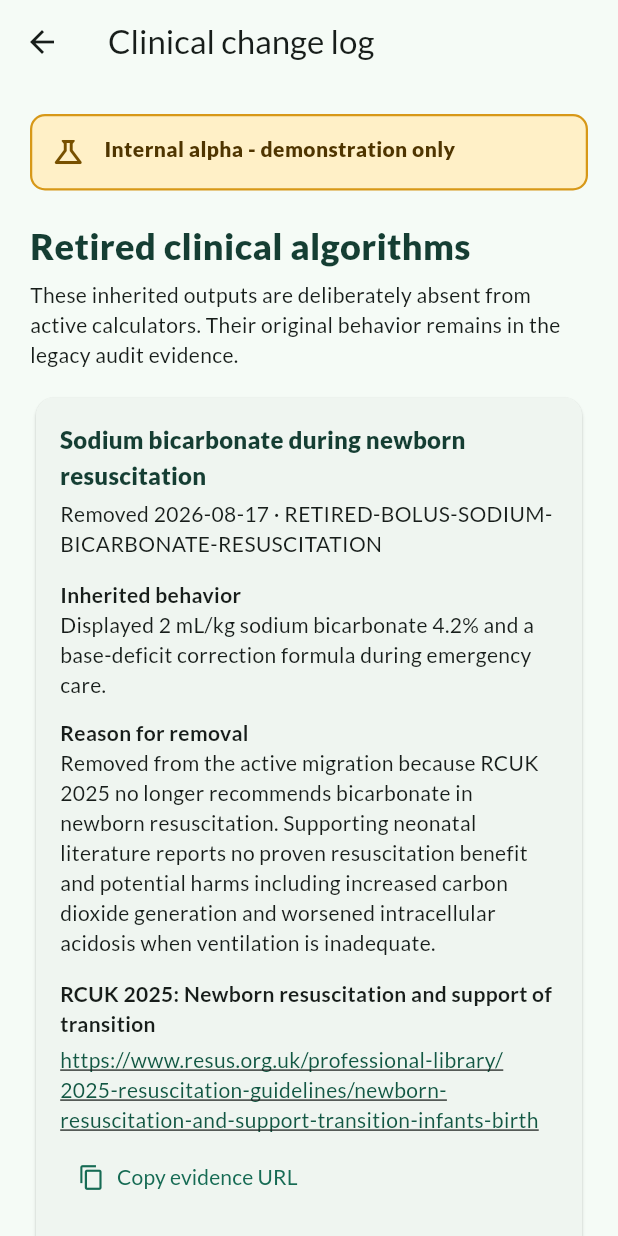
After one commit to rcpch/neomate, a Flutter app: the ClinicalChangeLogScreen screen opened directly, on a phone screen of 412 x 824 dp. The commit adds this screen. Run offline on Flutter 3.47's test engine with Material 3 defaults, Android fonts, the phone set to English and light mode, and no system bars.

Commit message:
feat(safety): retire obsolete resuscitation boluses

```diff
--- /dev/null
+++ b/lib/clinical_policy/retired_bolus_policy.dart
@@ -0,0 +1,87 @@
+// SPDX-FileCopyrightText: 2026 Neomate team and RCPCH
+// SPDX-License-Identifier: AGPL-3.0-or-later
+
+// Clinical source IDs: SRC-003, SRC-006, SRC-012
+// Clinical content IDs: POLICY-RETIRED-RESUSCITATION-BOLUSES
+// Clinical reviewer: none
+// Clinical sign-off: none
+// Review due: none
+// Safety hazards: HZ-002, HZ-007
+//
+// ---------------------------------------------------------------------------
+// STATUS: NOT APPROVED FOR CLINICAL USE. Retirement controls are based on a
+// current proposed source but have no named reviewer or sign-off.
+// See spec/clinical-source-convention.md.
+// ---------------------------------------------------------------------------
+// Policy  : Prevent obsolete inherited resuscitation boluses from migrating
+//           into the active application while retaining legacy code as audit
+//           evidence.
+//
+// Reviewer notes:
+//   * RCUK 2025 states that bicarbonate is no longer recommended in newborn
+//     resuscitation. It may still be considered in post-resuscitation care
+//     according to local protocols, which is outside this retirement's scope.
+//   * The inherited empirical 2.5 mL/kg D10 bolus is also retired. RCUK 2025
+//     requires blood glucose measurement where possible and treatment only
+//     when low, using 200 mg/kg (2 mL/kg of 10% glucose).
+//   * Supporting neonatal literature describes no proven benefit from routine
+//     bicarbonate and potential harms including increased CO2 generation,
+//     worsened intracellular acidosis when ventilation is inadequate,
+//     cerebral blood-flow fluctuation, and intracranial haemorrhage.
+// ---------------------------------------------------------------------------
+
+class RetiredClinicalAlgorithm {
+  const RetiredClinicalAlgorithm({
+    required this.id,
+    required this.title,
+    required this.retiredOn,
+    required this.inheritedBehaviour,
+    required this.reason,
+    required this.authorityTitle,
+    required this.authorityUrl,
+    this.supportingEvidenceTitle,
+    this.supportingEvidenceUrl,
+  });
+
+  final String id;
+  final String title;
+  final DateTime retiredOn;
+  final String inheritedBehaviour;
+  final String reason;
+  final String authorityTitle;
+  final String authorityUrl;
+  final String? supportingEvidenceTitle;
+  final String? supportingEvidenceUrl;
+}
+
+final List<RetiredClinicalAlgorithm> retiredBolusAlgorithms = [
+  RetiredClinicalAlgorithm(
+    id: 'RETIRED-BOLUS-SODIUM-BICARBONATE-RESUSCITATION',
+    title: 'Sodium bicarbonate during newborn resuscitation',
+    retiredOn: DateTime.utc(2026, 8, 17),
+    inheritedBehaviour:
+        'Displayed 2 mL/kg sodium bicarbonate 4.2% and a base-deficit correction formula during emergency care.',
+    reason:
+        'Removed from the active migration because RCUK 2025 no longer recommends bicarbonate in newborn resuscitation. Supporting neonatal literature reports no proven resuscitation benefit and potential harms including increased carbon dioxide generation and worsened intracellular acidosis when ventilation is inadequate.',
+    authorityTitle:
+        'RCUK 2025: Newborn resuscitation and support of transition',
+    authorityUrl:
+        'https://www.resus.org.uk/professional-library/2025-resuscitation-guidelines/newborn-resuscitation-and-support-transition-infants-birth',
+    supportingEvidenceTitle:
+        'Al-Shehri et al. 2023: intravenous sodium bicarbonate therapy in neonatal intensive care units',
+    supportingEvidenceUrl: 'https://pmc.ncbi.nlm.nih.gov/articles/PMC10662854/',
+  ),
+  RetiredClinicalAlgorithm(
+    id: 'RETIRED-BOLUS-EMPIRICAL-DEXTROSE-10',
+    title: 'Empirical 2.5 mL/kg D10 resuscitation bolus',
+    retiredOn: DateTime.utc(2026, 8, 17),
+    inheritedBehaviour:
+        'Displayed 2.5 mL/kg of 10% dextrose as an emergency bolus without a blood-glucose condition.',
+    reason:
+        'Removed from the active migration because RCUK 2025 emphasises checking blood glucose and treating only when it is low. Its specified treatment is 200 mg/kg, equivalent to 2 mL/kg of 10% glucose, not the inherited empirical 2.5 mL/kg output. No replacement dose calculator is added without clinical sign-off.',
+    authorityTitle:
+        'RCUK 2025: Newborn resuscitation and support of transition',
+    authorityUrl:
+        'https://www.resus.org.uk/professional-library/2025-resuscitation-guidelines/newborn-resuscitation-and-support-transition-infants-birth',
+  ),
+];
--- a/lib/features/home/home_screen.dart
+++ b/lib/features/home/home_screen.dart
@@ -139,8 +139,9 @@ class _HomeScreenState extends State<HomeScreen> {
                             ),
                           ),
                           const _PendingAction(
-                            title: 'Fluid and medicine boluses',
-                            detail: 'Pending source and formulary review',
+                            title: 'Reviewed fluid and medicine boluses',
+                            detail:
+                                'Obsolete resuscitation doses retired; remaining items pending source review',
                           ),
                         ],
                       ),
@@ -192,7 +193,8 @@ class _HomeScreenState extends State<HomeScreen> {
                         children: [
                           _PendingAction(
                             title: 'Newborn resuscitation medicines',
-                            detail: 'Pending RCUK 2025 and local policy review',
+                            detail:
+                                'Obsolete bicarbonate and empirical D10 retired; replacement content pending review',
                           ),
                         ],
                       ),
--- /dev/null
+++ b/lib/features/references/clinical_change_log_screen.dart
@@ -0,0 +1,139 @@
+// SPDX-FileCopyrightText: 2026 Neomate team and RCPCH
+// SPDX-License-Identifier: AGPL-3.0-or-later
+
+import 'package:flutter/material.dart';
+import 'package:flutter/services.dart';
+
+import '../../clinical_policy/retired_bolus_policy.dart';
+import '../shared/alpha_notice.dart';
+
+class ClinicalChangeLogScreen extends StatelessWidget {
+  const ClinicalChangeLogScreen({super.key});
+
+  @override
+  Widget build(BuildContext context) {
+    return Scaffold(
+      appBar: AppBar(title: const Text('Clinical change log')),
+      body: ListView.separated(
+        padding: const EdgeInsets.all(20),
+        itemCount: retiredBolusAlgorithms.length + 1,
+        separatorBuilder: (_, __) => const SizedBox(height: 14),
+        itemBuilder: (context, index) {
+          if (index == 0) {
+            return const Column(
+              crossAxisAlignment: CrossAxisAlignment.start,
+              children: [
+                AlphaNotice(compact: true),
+                SizedBox(height: 20),
+                Text(
+                  'Retired clinical algorithms',
+                  style: TextStyle(
+                    color: Color(0xff153e33),
+                    fontSize: 24,
+                    fontWeight: FontWeight.w800,
+                  ),
+                ),
+                SizedBox(height: 6),
+                Text(
+                  'These inherited outputs are deliberately absent from active calculators. Their original behavior remains in the legacy audit evidence.',
+                ),
+              ],
+            );
+          }
+          return _RetirementCard(retirement: retiredBolusAlgorithms[index - 1]);
+        },
+      ),
+    );
+  }
+}
+
+class _RetirementCard extends StatelessWidget {
+  const _RetirementCard({required this.retirement});
+
+  final RetiredClinicalAlgorithm retirement;
+
+  @override
+  Widget build(BuildContext context) {
+    final date = retirement.retiredOn.toIso8601String().substring(0, 10);
+    return Card(
+      child: Padding(
+        padding: const EdgeInsets.all(16),
+        child: Column(
+          crossAxisAlignment: CrossAxisAlignment.start,
+          children: [
+            Text(
+              retirement.title,
+              style: Theme.of(context).textTheme.titleMedium?.copyWith(
+                    color: const Color(0xff153e33),
+                    fontWeight: FontWeight.w800,
+                  ),
+            ),
+            const SizedBox(height: 4),
+            Text('Removed $date · ${retirement.id}'),
+            const SizedBox(height: 14),
+            const Text(
+              'Inherited behavior',
+              style: TextStyle(fontWeight: FontWeight.w700),
+            ),
+            Text(retirement.inheritedBehaviour),
+            const SizedBox(height: 12),
+            const Text(
+              'Reason for removal',
+              style: TextStyle(fontWeight: FontWeight.w700),
+            ),
+            Text(retirement.reason),
+            const SizedBox(height: 14),
+            _EvidenceLink(
+              title: retirement.authorityTitle,
+              url: retirement.authorityUrl,
+            ),
+            if (retirement.supportingEvidenceTitle case final title?) ...[
+              const SizedBox(height: 12),
+              _EvidenceLink(
+                title: title,
+                url: retirement.supportingEvidenceUrl!,
+              ),
+            ],
+          ],
+        ),
+      ),
+    );
+  }
+}
+
+class _EvidenceLink extends StatelessWidget {
+  const _EvidenceLink({required this.title, required this.url});
+
+  final String title;
+  final String url;
+
+  @override
+  Widget build(BuildContext context) {
+    return Column(
+      crossAxisAlignment: CrossAxisAlignment.start,
+      children: [
+        Text(title, style: const TextStyle(fontWeight: FontWeight.w700)),
+        const SizedBox(height: 4),
+        SelectableText(
+          url,
+          style: const TextStyle(
+            color: Color(0xff125743),
+            decoration: TextDecoration.underline,
+          ),
+        ),
+        const SizedBox(height: 4),
+        TextButton.icon(
+          onPressed: () async {
+            await Clipboard.setData(ClipboardData(text: url));
+            if (!context.mounted) return;
+            ScaffoldMessenger.of(context).showSnackBar(
+              const SnackBar(content: Text('Evidence URL copied')),
+            );
+          },
+          icon: const Icon(Icons.copy_outlined),
+          label: const Text('Copy evidence URL'),
+        ),
+      ],
+    );
+  }
+}
--- a/lib/features/references/references_screen.dart
+++ b/lib/features/references/references_screen.dart
@@ -4,6 +4,7 @@
 import 'package:flutter/material.dart';
 
 import '../shared/alpha_notice.dart';
+import 'clinical_change_log_screen.dart';
 
 class ReferencesScreen extends StatelessWidget {
   const ReferencesScreen({super.key});
@@ -20,6 +21,12 @@ class ReferencesScreen extends StatelessWidget {
       title: 'NICE NG154 neonatal parenteral nutrition',
       status: 'Proposed',
       use: 'Fluid and electrolyte calculation context',
+    ),
+    (
+      id: 'SRC-003',
+      title: 'RCUK Newborn Resuscitation Guidelines',
+      status: 'Proposed - 2025 edition checked',
+      use: 'Retirement of obsolete bicarbonate and empirical glucose boluses',
     ),
     (
       id: 'SRC-006',
@@ -51,6 +58,12 @@ class ReferencesScreen extends StatelessWidget {
       status: 'Candidate - applicability review pending',
       use: 'Umbilical venous access and tip-confirmation controls',
     ),
+    (
+      id: 'SRC-012',
+      title: 'Neonatal intravenous sodium bicarbonate practice review',
+      status: 'Supporting evidence - peer reviewed',
+      use: 'Mechanistic rationale and documented potential harms',
+    ),
   ];
 
   @override
@@ -73,6 +86,17 @@ class ReferencesScreen extends StatelessWidget {
           const Text(
             'Sources listed here are proposed or inherited. None constitutes clinical approval for this alpha.',
           ),
+          const SizedBox(height: 14),
+          OutlinedButton.icon(
+            key: const Key('clinical-change-log-button'),
+            onPressed: () => Navigator.of(context).push(
+              MaterialPageRoute<void>(
+                builder: (_) => const ClinicalChangeLogScreen(),
+              ),
+            ),
+            icon: const Icon(Icons.history_outlined),
+            label: const Text('View clinical change log'),
+          ),
           const SizedBox(height: 18),
           for (final source in _sources)
             Card(
@@ -93,13 +117,14 @@ class ReferencesScreen extends StatelessWidget {
             ),
           const SizedBox(height: 18),
           Container(
+            key: const Key('clinical-signoff-summary'),
             padding: const EdgeInsets.all(16),
             decoration: BoxDecoration(
               color: const Color(0xfff1f5f3),
               borderRadius: BorderRadius.circular(10),
             ),
             child: const Text(
-              'Clinical sign-off: 0 of 24 reviewable files approved. Engineering tests demonstrate implementation behavior only and do not replace independent clinical review.',
+              'Clinical sign-off: 0 of 25 reviewable files approved. Engineering tests demonstrate implementation behavior only and do not replace independent clinical review.',
               style: TextStyle(fontWeight: FontWeight.w600),
             ),
           ),
```
Also changed, not shown: 8 other files.
